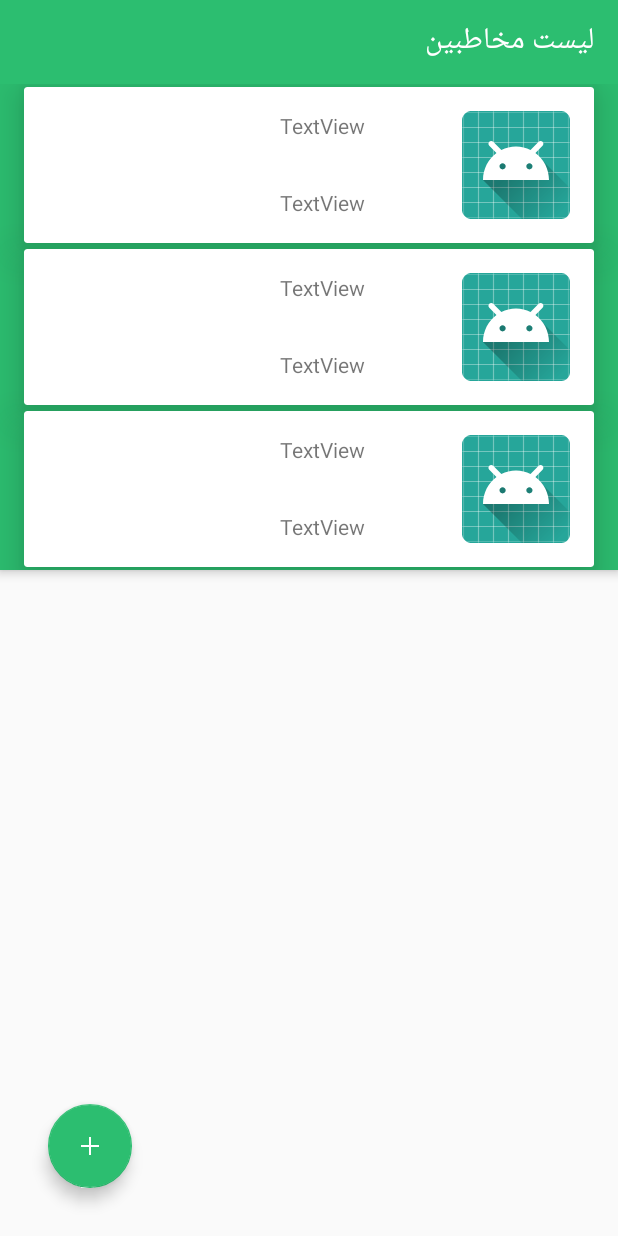
After one commit to horpog/proj1, an Android app: the layout activity_contacts.xml on its own in the app's theme, with its tools: preview values and no code run, on a phone screen of 412 x 824 dp. The commit adds this screen. Run offline under Robolectric (Android 15) with nearby library versions, the phone set to English and light mode, and no system bars.

Commit message:
contacts list

```diff
--- a/app/src/main/AndroidManifest.xml
+++ b/app/src/main/AndroidManifest.xml
@@ -15,6 +15,7 @@
                 <category android:name="android.intent.category.LAUNCHER" />
             </intent-filter>
         </activity>
+        <activity android:name=".ContactsActivity"></activity>
     </application>
 
 </manifest>
--- /dev/null
+++ b/app/src/main/res/layout/activity_contacts.xml
@@ -0,0 +1,45 @@
+<?xml version="1.0" encoding="utf-8"?>
+<android.support.design.widget.CoordinatorLayout xmlns:android="http://schemas.android.com/apk/res/android"
+    xmlns:app="http://schemas.android.com/apk/res-auto"
+    xmlns:tools="http://schemas.android.com/tools"
+    android:layout_width="match_parent"
+    android:layout_height="match_parent"
+    android:layoutDirection="rtl"
+    tools:context=".ContactsActivity">
+
+    <android.support.design.widget.FloatingActionButton
+        android:layout_width="match_parent"
+        android:layout_height="wrap_content"
+        android:layout_gravity="bottom|end"
+        android:layout_margin="32dp"
+        android:layout_weight="1"
+        android:clickable="true"
+        android:src="@drawable/canvas1"
+        app:backgroundTint="@color/colorPrimary" />
+
+    <android.support.design.widget.AppBarLayout
+        android:layout_width="match_parent"
+        android:layout_height="wrap_content">
+
+        <android.support.v7.widget.Toolbar
+            android:id="@+id/toolbar"
+            android:layout_width="match_parent"
+            android:layout_height="?attr/actionBarSize"
+            android:layout_weight="1"
+            app:title="لیست مخاطبین"
+            app:titleTextColor="@color/cardview_light_background"
+            android:background="@color/colorPrimary"
+            app:layout_scrollFlags="scroll|enterAlways"
+            />
+
+        <android.support.v7.widget.RecyclerView
+            android:id="@+id/contacts_list"
+            android:layout_width="match_parent"
+            android:layout_height="wrap_content"
+            tools:listitem="@layout/contacts_list_item">
+
+        </android.support.v7.widget.RecyclerView>
+
+    </android.support.design.widget.AppBarLayout>
+
+</android.support.design.widget.CoordinatorLayout>
--- /dev/null
+++ b/app/src/main/res/layout/contacts_list_item.xml
@@ -0,0 +1,52 @@
+<?xml version="1.0" encoding="utf-8"?>
+<android.support.v7.widget.CardView xmlns:android="http://schemas.android.com/apk/res/android"
+    xmlns:app="http://schemas.android.com/apk/res-auto"
+    android:layout_width="match_parent"
+    android:layout_height="wrap_content"
+    android:layout_marginBottom="2dp"
+    android:layout_marginLeft="@dimen/standard_margin"
+    android:layout_marginRight="@dimen/standard_margin"
+    android:layout_marginTop="2dp"
+    android:layoutDirection="rtl"
+    app:cardElevation="@dimen/standard_margin">
+
+
+    <RelativeLayout
+        android:layout_width="match_parent"
+        android:layout_height="wrap_content">
+
+        <ImageView
+            android:id="@+id/contact_image"
+            android:layout_width="wrap_content"
+            android:layout_height="wrap_content"
+            android:layout_alignParentStart="true"
+            android:layout_margin="@dimen/standard_margin"
+            app:srcCompat="@mipmap/ic_launcher_round" />
+
+        <LinearLayout
+            android:id="@+id/linear_layout"
+            android:layout_width="243dp"
+            android:layout_height="wrap_content"
+            android:layout_alignParentEnd="true"
+            android:orientation="vertical">
+
+            <TextView
+                android:id="@+id/event_description"
+                android:layout_width="wrap_content"
+                android:layout_height="wrap_content"
+                android:layout_margin="@dimen/standard_margin"
+                android:layout_weight="1"
+                android:text="TextView" />
+
+            <TextView
+                android:id="@+id/reminder_date"
+                android:layout_width="wrap_content"
+                android:layout_height="wrap_content"
+                android:layout_margin="@dimen/standard_margin"
+                android:layout_weight="1"
+                android:text="TextView" />
+
+
+        </LinearLayout>
+    </RelativeLayout>
+</android.support.v7.widget.CardView>
--- a/app/src/main/res/layout/main_activity.xml
+++ b/app/src/main/res/layout/main_activity.xml
@@ -32,6 +32,8 @@
                 android:layout_width="match_parent"
                 android:layout_height="?attr/actionBarSize"
                 android:layout_weight="1"
+                app:title="رویداد ها"
+                app:titleTextColor="@color/cardview_light_background"
                 android:background="@color/colorPrimary"
                 app:layout_scrollFlags="scroll|enterAlways" />
 
@@ -53,6 +55,5 @@
         android:layout_width="280dp"
         android:layout_height="match_parent"
         android:layout_gravity="start"
-        app:menu="@menu/navigation">
-    </android.support.design.widget.NavigationView>
+        app:menu="@menu/navigation"></android.support.design.widget.NavigationView>
 </android.support.v4.widget.DrawerLayout>
--- a/app/src/main/res/menu/navigation.xml
+++ b/app/src/main/res/menu/navigation.xml
@@ -2,7 +2,7 @@
 <menu xmlns:android="http://schemas.android.com/apk/res/android">
 
     <item
-        android:id="@+id/contact_list"
+        android:id="@+id/menu_contact_list"
         android:title="لیست مخاطبین" />
 
     <item
```
Also changed, not shown: app/src/main/java/com/example/examle/proj1/ContactsActivity.java (added, +25 -0 lines), app/src/main/java/com/example/examle/proj1/MainActivity.java (+20 -0 lines), app/src/main/res/menu/contacts_toolbar_menu.xml (added, +21 -0 lines), app/src/main/res/drawable/options_icon.png (added).
